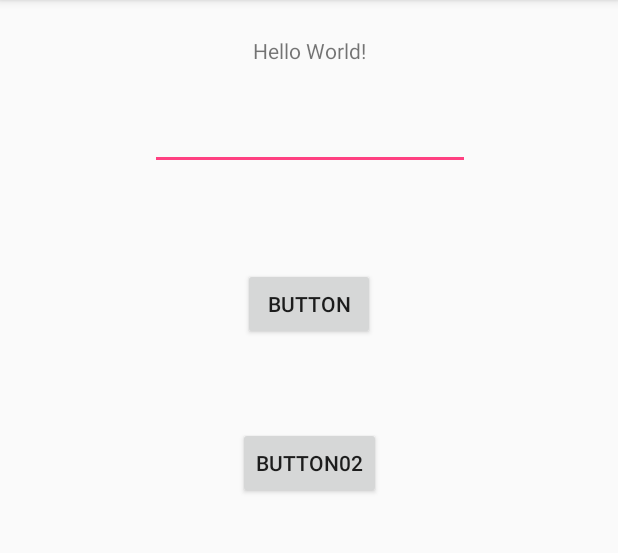
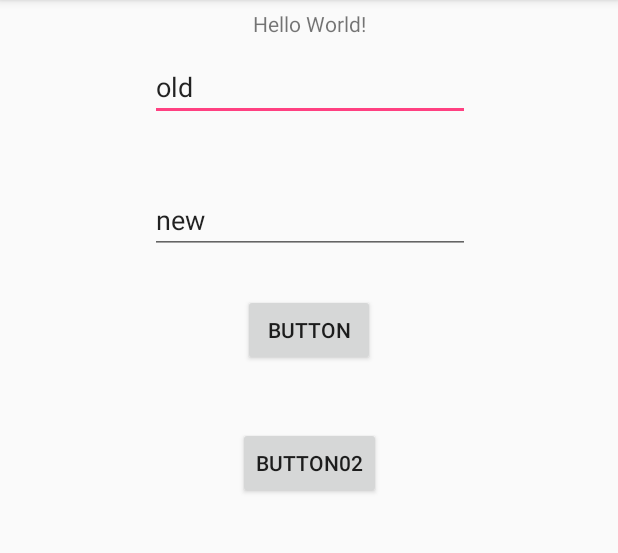
Before and after one commit to acakojic/myapp-android-kotlin, an Android app: the screen it shows after launch (MainActivity), on a phone screen of 412 x 824 dp, the part 84-637 px from its top. Run offline under Robolectric (Android 15) with nearby library versions, the phone set to English and light mode, and no system bars.

```diff
--- a/app/build.gradle
+++ b/app/build.gradle
@@ -24,9 +24,10 @@ android {
 
 dependencies {
     implementation fileTree(dir: 'libs', include: ['*.jar'])
-    implementation"org.jetbrains.kotlin:kotlin-stdlib-jre7:$kotlin_version"
+    implementation "org.jetbrains.kotlin:kotlin-stdlib-jre7:$kotlin_version"
     implementation 'com.android.support:appcompat-v7:27.1.1'
     implementation 'com.android.support.constraint:constraint-layout:1.1.2'
+    implementation 'com.android.support:design:27.1.1'
     testImplementation 'junit:junit:4.12'
     androidTestImplementation 'com.android.support.test:runner:1.0.2'
     androidTestImplementation 'com.android.support.test.espresso:espresso-core:3.0.2'
--- a/app/src/main/AndroidManifest.xml
+++ b/app/src/main/AndroidManifest.xml
@@ -16,6 +16,10 @@
                 <category android:name="android.intent.category.LAUNCHER" />
             </intent-filter>
         </activity>
+        <activity
+            android:name=".SecondActivity"
+            android:label="@string/title_activity_second"
+            android:theme="@style/AppTheme.NoActionBar"></activity>
     </application>
 
 </manifest>
--- a/app/src/main/java/com/example/koja/myapplication/MainActivity.kt
+++ b/app/src/main/java/com/example/koja/myapplication/MainActivity.kt
@@ -22,6 +22,7 @@ class MainActivity : AppCompatActivity(){
         idTextView = findViewById(R.id.idTextView)
         idEditText = findViewById(R.id.idEditText)
         idButton = findViewById(R.id.idButton)
+        idButton02 = findViewById(R.id.idButton02)
         idListView = findViewById(R.id.idListView)
         var handler: MessagesDBHelper
         handler = MessagesDBHelper(this@MainActivity)
@@ -33,6 +34,14 @@ class MainActivity : AppCompatActivity(){
             Toast.makeText(this@MainActivity, "Inserted Successfully", Toast.LENGTH_SHORT).show()
         }
 
+        idButton02.setOnClickListener{
+            val text = idEditText.text.toString()
+            val text02 = idEditText02.text.toString()
+
+            handler.updateMessages(text, text02)
+            print("CREATED TABLE messages!!!")
+        }
+
         //idButton02.setOnClickListener{}
         var list: ArrayList<String> = handler.selectMessages()
         var adp: ArrayAdapter<String>
--- a/app/src/main/java/com/example/koja/myapplication/MessagesDBHelper.kt
+++ b/app/src/main/java/com/example/koja/myapplication/MessagesDBHelper.kt
@@ -13,7 +13,7 @@ import java.util.ArrayList
 class MessagesDBHelper(context: Context) : SQLiteOpenHelper(context, DB_NAME, null, DB_VERSION) {
 
     override fun onCreate(db: SQLiteDatabase) {
-        val CREATE_TABLE = "CREATE TABLE messages (message TEXT);"
+        val CREATE_TABLE = "CREATE TABLE messages (id INTEGER PRIMARY KEY, message TEXT)"
         db.execSQL(CREATE_TABLE)
     }
 
@@ -23,28 +23,55 @@ class MessagesDBHelper(context: Context) : SQLiteOpenHelper(context, DB_NAME, nu
         onCreate(db)
     }
 
+    fun createTable(){
+        val database: SQLiteDatabase = writableDatabase
+        val CREATE_TABLE = "CREATE TABLE messages (id INTEGER PRIMARY KEY, message TEXT)"
+        database.execSQL(CREATE_TABLE)
+    }
+
+    fun dropTable(){
+        val DROP_TABLE = "DROP TABLE messages"
+        val database: SQLiteDatabase = writableDatabase
+        database.execSQL(DROP_TABLE)
+    }
+
     fun insertMessages(name: String) {
-        val db: SQLiteDatabase = writableDatabase
+        val database: SQLiteDatabase = writableDatabase
         val values: ContentValues
         values = ContentValues()
         values.put("message", name)
-        db.insert(TABLE_NAME, null, values)
-        //db.close()
+        database.insert(TABLE_NAME, null, values)
+        //database.close()
     }
 
     fun selectMessages(): ArrayList<String> {
-        var list: ArrayList<String>
+        val list: ArrayList<String>
 
         list = arrayListOf()
         val database: SQLiteDatabase = readableDatabase
-        val cursor = database.rawQuery("SELECT * FROM messages", null)
+        val cursor = database.rawQuery("SELECT message FROM messages", null)
 
         while (cursor.moveToNext())
         {
+            //var id: Int = cursor.getInt(cursor.getColumnIndex("id"))
             var message: String = cursor.getString(cursor.getColumnIndex("message"))
             list.add(message)
         }
         return list
+    }
+
+    fun updateMessages(oldValue: String ,newValue: String){
+        var database: SQLiteDatabase = writableDatabase
+
+        var values: ContentValues = ContentValues()
+        values.put("message", newValue)
+
+        database.update(TABLE_NAME, values, "message = '" + oldValue + "'", null)
+    }
+
+    fun deleteMessages(message: String){
+        var database: SQLiteDatabase = writableDatabase
+        database.delete(TABLE_NAME, "message = '" + message + "'", null)
     }
 
     companion object {
@@ -53,5 +80,6 @@ class MessagesDBHelper(context: Context) : SQLiteOpenHelper(context, DB_NAME, nu
         private val DB_NAME = "test_db"
         private val TABLE_NAME = "messages"
         private val MESSAGE = "message"
+        private val ID = "id"
     }
 }
--- a/app/src/main/res/layout/activity_main.xml
+++ b/app/src/main/res/layout/activity_main.xml
@@ -15,7 +15,7 @@
         app:layout_constraintLeft_toLeftOf="parent"
         app:layout_constraintRight_toRightOf="parent"
         app:layout_constraintTop_toTopOf="parent"
-        app:layout_constraintVertical_bias="0.032" />
+        app:layout_constraintVertical_bias="0.008" />
 
     <EditText
         android:id="@+id/idEditText"
@@ -23,13 +23,27 @@
         android:layout_height="wrap_content"
         android:ems="10"
         android:inputType="textPersonName"
-        android:text=""
+        android:text="old"
         app:layout_constraintBottom_toBottomOf="parent"
         app:layout_constraintHorizontal_bias="0.502"
         app:layout_constraintLeft_toLeftOf="parent"
         app:layout_constraintRight_toRightOf="parent"
         app:layout_constraintTop_toTopOf="parent"
-        app:layout_constraintVertical_bias="0.094" />
+        app:layout_constraintVertical_bias="0.049" />
+
+    <EditText
+        android:id="@+id/idEditText02"
+        android:layout_width="wrap_content"
+        android:layout_height="wrap_content"
+        android:ems="10"
+        android:inputType="textPersonName"
+        android:text="new"
+        app:layout_constraintBottom_toBottomOf="parent"
+        app:layout_constraintHorizontal_bias="0.502"
+        app:layout_constraintLeft_toLeftOf="parent"
+        app:layout_constraintRight_toRightOf="parent"
+        app:layout_constraintTop_toTopOf="parent"
+        app:layout_constraintVertical_bias="0.172" />
 
     <Button
         android:id="@+id/idButton"
@@ -40,7 +54,7 @@
         app:layout_constraintLeft_toLeftOf="parent"
         app:layout_constraintRight_toRightOf="parent"
         app:layout_constraintTop_toTopOf="parent"
-        app:layout_constraintVertical_bias="0.248" />
+        app:layout_constraintVertical_bias="0.272" />
 
     <Button
         android:id="@+id/idButton02"
--- /dev/null
+++ b/app/src/main/res/values/dimens.xml
@@ -0,0 +1,3 @@
+<resources>
+    <dimen name="fab_margin">16dp</dimen>
+</resources>
--- a/app/src/main/res/values/strings.xml
+++ b/app/src/main/res/values/strings.xml
@@ -1,3 +1,4 @@
 <resources>
     <string name="app_name">MyApplication</string>
+    <string name="title_activity_second">SecondActivity</string>
 </resources>
--- a/app/src/main/res/values/styles.xml
+++ b/app/src/main/res/values/styles.xml
@@ -8,4 +8,13 @@
         <item name="colorAccent">@color/colorAccent</item>
     </style>
 
+    <style name="AppTheme.NoActionBar">
+        <item name="windowActionBar">false</item>
+        <item name="windowNoTitle">true</item>
+    </style>
+
+    <style name="AppTheme.AppBarOverlay" parent="ThemeOverlay.AppCompat.Dark.ActionBar" />
+
+    <style name="AppTheme.PopupOverlay" parent="ThemeOverlay.AppCompat.Light" />
+
 </resources>
```
Also changed, not shown: app/src/main/java/com/example/koja/myapplication/SecondActivity.kt (added, +22 -0 lines), app/src/main/res/layout/activity_second.xml (added, +33 -0 lines), app/src/main/res/layout/content_second.xml (added, +11 -0 lines).
